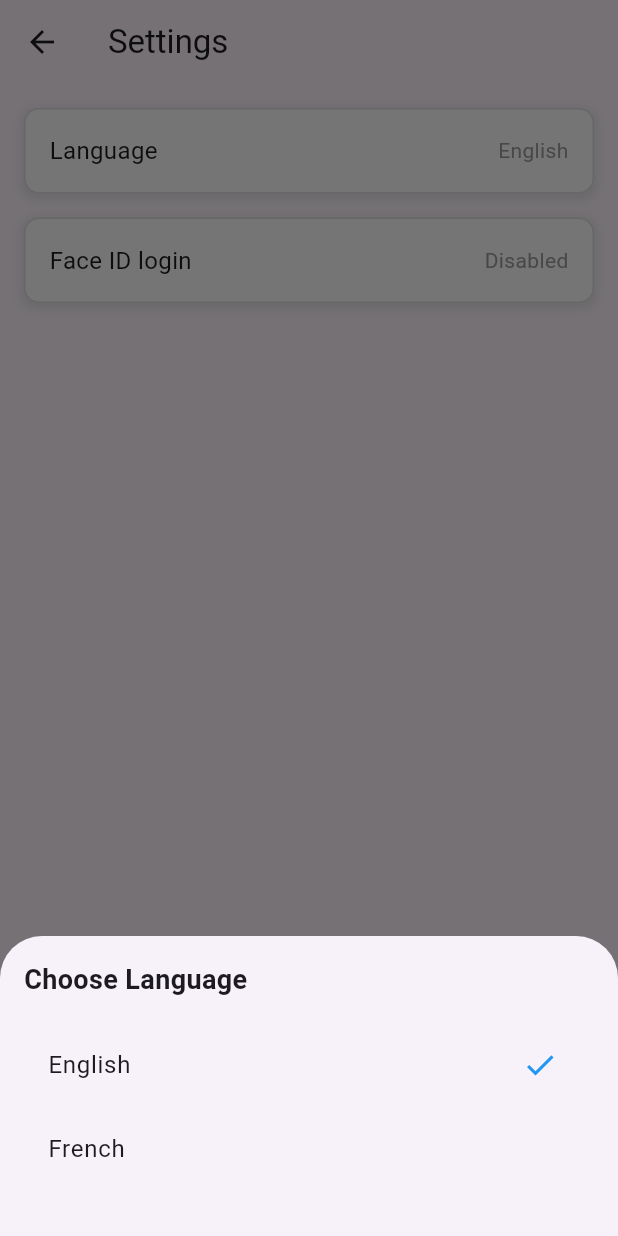
After one commit to ataousCode/train_ui, a Flutter app: the SettingsScreen screen opened directly, after a tap on "Language", on a phone screen of 412 x 824 dp. The commit adds this screen. Run offline on Flutter 3.47's test engine with Material 3 defaults, Android fonts, the phone set to English and light mode, and no system bars; our stand-ins replace country_picker, firebase_auth, firebase_core; accounts and stored records are empty.

Commit message:
adding settings ui

```diff
--- /dev/null
+++ b/lib/screens/settings_screen.dart
@@ -0,0 +1,180 @@
+import 'package:flutter/material.dart';
+
+class SettingsScreen extends StatefulWidget {
+  const SettingsScreen({super.key});
+
+  @override
+  _SettingsScreenState createState() => _SettingsScreenState();
+}
+
+class _SettingsScreenState extends State<SettingsScreen> {
+  String _selectedLanguage = 'English'; // Initial language is English
+
+  @override
+  Widget build(BuildContext context) {
+    return Scaffold(
+      appBar: AppBar(
+        title: const Text('Settings'),
+        leading: const BackButton(),
+        elevation: 0,
+      ),
+      body: Column(
+        children: [
+          const SizedBox(height: 16),
+          _buildSettingsOption(
+            title: 'Language',
+            value: _selectedLanguage,
+            onTap: () {
+              _showLanguageSelectionSheet(context);
+            },
+          ),
+          const SizedBox(height: 16),
+          _buildSettingsOption(
+            title: 'Face ID login',
+            value: 'Disabled',
+            onTap: () {
+              // Handle Face ID login settings
+            },
+          ),
+          const Spacer(),
+          _buildLogoutButton(context),
+          const SizedBox(height: 50),
+        ],
+      ),
+    );
+  }
+
+  // this is method to build each settings option with a styled container
+  Widget _buildSettingsOption({
+    required String title,
+    required String value,
+    required VoidCallback onTap,
+  }) {
+    return GestureDetector(
+      onTap: onTap,
+      child: Container(
+        padding: const EdgeInsets.symmetric(horizontal: 16.0, vertical: 16.0),
+        margin: const EdgeInsets.symmetric(horizontal: 16.0),
+        decoration: BoxDecoration(
+          color: Colors.white,
+          borderRadius: BorderRadius.circular(10),
+          border: Border.all(color: Colors.grey.shade300),
+          boxShadow: [
+            BoxShadow(
+              color: Colors.grey.withOpacity(0.2),
+              spreadRadius: 2,
+              blurRadius: 4,
+              offset: const Offset(0, 2), // changes position of shadow
+            ),
+          ],
+        ),
+        child: Row(
+          mainAxisAlignment: MainAxisAlignment.spaceBetween,
+          children: [
+            Text(title, style: const TextStyle(fontSize: 16)),
+            Text(value, style: const TextStyle(color: Colors.grey)),
+          ],
+        ),
+      ),
+    );
+  }
+
+  // Method to show the bottom sheet for language selection
+  void _showLanguageSelectionSheet(BuildContext context) {
+    showModalBottomSheet(
+      context: context,
+      builder: (BuildContext context) {
+        return Container(
+          padding: const EdgeInsets.all(16),
+          height: 200,
+          child: Column(
+            crossAxisAlignment: CrossAxisAlignment.start,
+            children: [
+              const Text(
+                'Choose Language',
+                style: TextStyle(
+                  fontSize: 18,
+                  fontWeight: FontWeight.bold,
+                ),
+              ),
+              const SizedBox(height: 16),
+              ListTile(
+                title: const Text('English'),
+                onTap: () {
+                  setState(() {
+                    _selectedLanguage = 'English';
+                  });
+                  Navigator.of(context).pop(); // Close bottom sheet
+                },
+                trailing: _selectedLanguage == 'English'
+                    ? const Icon(Icons.check, color: Colors.blue)
+                    : null,
+              ),
+              ListTile(
+                title: const Text('French'),
+                onTap: () {
+                  setState(() {
+                    _selectedLanguage = 'French';
+                  });
+                  Navigator.of(context).pop(); // Close bottom sheet
+                },
+                trailing: _selectedLanguage == 'French'
+                    ? const Icon(Icons.check, color: Colors.blue)
+                    : null,
+              ),
+            ],
+          ),
+        );
+      },
+    );
+  }
+
+  // Method to build the logout button
+  Widget _buildLogoutButton(BuildContext context) {
+    return Padding(
+      padding: const EdgeInsets.symmetric(horizontal: 16.0),
+      child: ElevatedButton(
+        onPressed: () {
+          // Handle logout logic here
+          _showLogoutConfirmationDialog(context);
+        },
+        style: ElevatedButton.styleFrom(
+          minimumSize: const Size(double.infinity, 50),
+          side: const BorderSide(color: Colors.blue),
+          shape: RoundedRectangleBorder(
+            borderRadius: BorderRadius.circular(8),
+          ),
+        ),
+        child: const Text('Log out', style: TextStyle(fontSize: 16)),
+      ),
+    );
+  }
+
+  // Method to show a confirmation dialog on logout
+  void _showLogoutConfirmationDialog(BuildContext context) {
+    showDialog(
+      context: context,
+      builder: (BuildContext context) {
+        return AlertDialog(
+          title: const Text("Log out"),
+          content: const Text("Are you sure you want to log out?"),
+          actions: <Widget>[
+            TextButton(
+              onPressed: () {
+                Navigator.of(context).pop();
+              },
+              child: const Text("Cancel"),
+            ),
+            TextButton(
+              onPressed: () {
+                // Perform logout operation
+                Navigator.of(context).pop();
+              },
+              child: const Text("Log out"),
+            ),
+          ],
+        );
+      },
+    );
+  }
+}
```
Also changed, not shown: lib/screens/profile_screen.dart (+17 -0 lines), lib/widgets/profile_app_bar.dart (+32 -9 lines).
